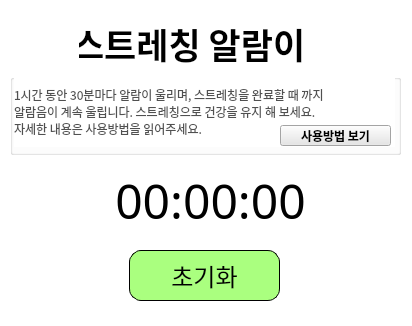
Qt form Contest_jeh.ui (JangEunhee0317/Contest_jeh) before a commit.
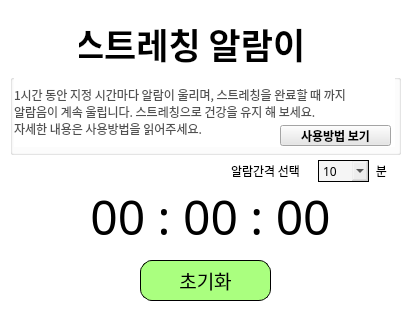
The same form after that commit. The open tabs and pages were chosen to show the change. Icons and pictures are not drawn.

Patch:
```diff
--- a/Contest_jeh.ui
+++ b/Contest_jeh.ui
@@ -78,10 +78,10 @@
    <widget class="QStackedWidget" name="stackedWidget">
     <property name="geometry">
      <rect>
-      <x>119</x>
-      <y>240</y>
-      <width>191</width>
-      <height>61</height>
+      <x>130</x>
+      <y>260</y>
+      <width>161</width>
+      <height>41</height>
      </rect>
     </property>
     <property name="currentIndex">
@@ -142,15 +142,15 @@
       <property name="geometry">
        <rect>
         <x>10</x>
-        <y>10</y>
-        <width>151</width>
-        <height>51</height>
+        <y>0</y>
+        <width>131</width>
+        <height>41</height>
        </rect>
       </property>
       <property name="font">
        <font>
         <family>한국기계연구원_Light</family>
-        <pointsize>18</pointsize>
+        <pointsize>14</pointsize>
         <weight>50</weight>
         <bold>false</bold>
        </font>
@@ -229,7 +229,7 @@
 color: rgb(80, 80, 80);</string>
      </property>
      <property name="text">
-      <string>1시간 동안 30분마다 알람이 울리며, 스트레칭을 완료할 때 까지
+      <string>1시간 동안 지정 시간마다 알람이 울리며, 스트레칭을 완료할 때 까지
 알람음이 계속 울립니다. 스트레칭으로 건강을 유지 해 보세요.
 자세한 내용은 사용방법을 읽어주세요.</string>
      </property>
@@ -266,10 +266,10 @@
    <widget class="QLabel" name="timerLabel">
     <property name="geometry">
      <rect>
-      <x>30</x>
-      <y>160</y>
-      <width>361</width>
-      <height>81</height>
+      <x>20</x>
+      <y>186</y>
+      <width>381</width>
+      <height>61</height>
      </rect>
     </property>
     <property name="font">
@@ -281,10 +281,102 @@
      </font>
     </property>
     <property name="styleSheet">
+     <string notr="true">color: rgb(0, 0, 0);
+background-color: rgb(255, 255, 255, 0);</string>
+    </property>
+    <property name="text">
+     <string>00 : 00 : 00</string>
+    </property>
+    <property name="alignment">
+     <set>Qt::AlignCenter</set>
+    </property>
+   </widget>
+   <widget class="QComboBox" name="comboBox">
+    <property name="geometry">
+     <rect>
+      <x>318</x>
+      <y>160</y>
+      <width>51</width>
+      <height>22</height>
+     </rect>
+    </property>
+    <property name="font">
+     <font>
+      <family>한국기계연구원_Light</family>
+     </font>
+    </property>
+    <property name="styleSheet">
+     <string notr="true">QComboBox{
+background-color: rgb(212, 212, 212, 60);
+border: 1px solid black;
+border-radius: 12px;
+}</string>
+    </property>
+    <item>
+     <property name="text">
+      <string>10</string>
+     </property>
+    </item>
+    <item>
+     <property name="text">
+      <string>20</string>
+     </property>
+    </item>
+    <item>
+     <property name="text">
+      <string>30</string>
+     </property>
+    </item>
+   </widget>
+   <widget class="QLabel" name="timerLabel_2">
+    <property name="geometry">
+     <rect>
+      <x>371</x>
+      <y>160</y>
+      <width>21</width>
+      <height>21</height>
+     </rect>
+    </property>
+    <property name="font">
+     <font>
+      <family>한국기계연구원_Light</family>
+      <pointsize>9</pointsize>
+      <weight>50</weight>
+      <bold>false</bold>
+     </font>
+    </property>
+    <property name="styleSheet">
      <string notr="true">color: rgb(0, 0, 0);</string>
     </property>
     <property name="text">
-     <string>00:00:00</string>
+     <string>분</string>
+    </property>
+    <property name="alignment">
+     <set>Qt::AlignCenter</set>
+    </property>
+   </widget>
+   <widget class="QLabel" name="timerLabel_3">
+    <property name="geometry">
+     <rect>
+      <x>215</x>
+      <y>160</y>
+      <width>101</width>
+      <height>21</height>
+     </rect>
+    </property>
+    <property name="font">
+     <font>
+      <family>한국기계연구원_Light</family>
+      <pointsize>9</pointsize>
+      <weight>50</weight>
+      <bold>false</bold>
+     </font>
+    </property>
+    <property name="styleSheet">
+     <string notr="true">color: rgb(0, 0, 0);</string>
+    </property>
+    <property name="text">
+     <string>알람간격 선택</string>
     </property>
     <property name="alignment">
      <set>Qt::AlignCenter</set>
```
Left out of the diff: 6 changed lines with no effect on the pictures.
